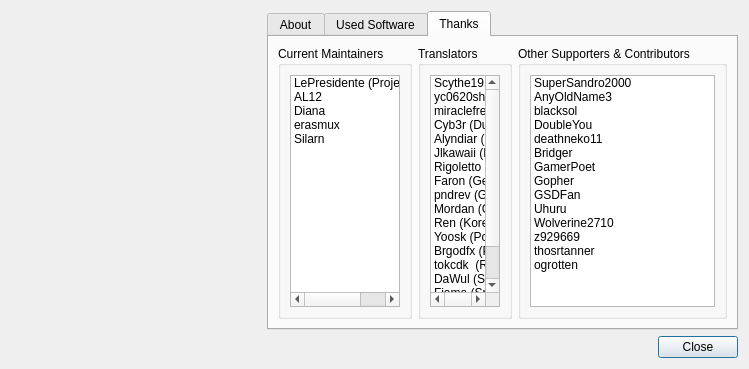
Holt59/mo2-merge, file modorganizer/src/aboutdialog.ui: the form before one commit.
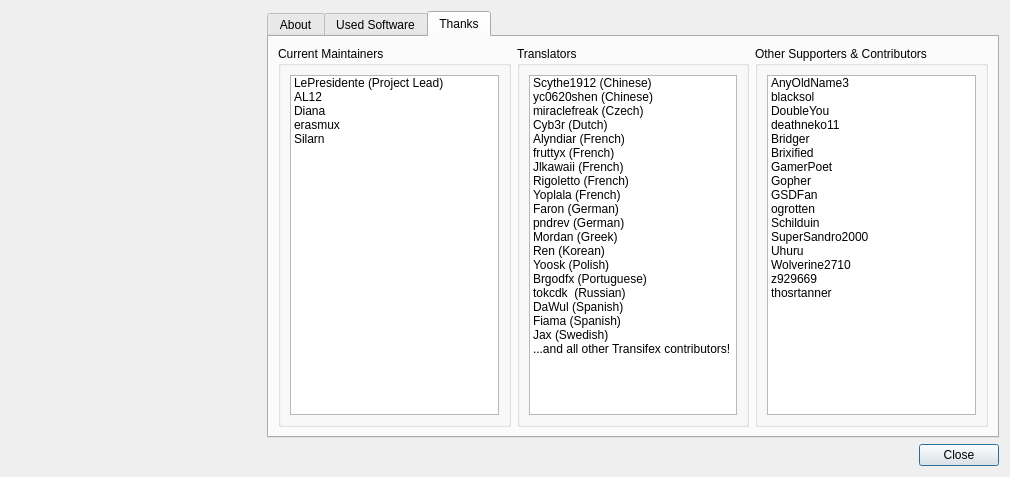
The form after the commit. The open tabs and pages were chosen to show the change. Icons and pictures are not drawn.

Commit message: [modorganizer] Update About dialog with new contributors (and don't translate names)

What changed in the file:
```diff
--- a/modorganizer/src/aboutdialog.ui
+++ b/modorganizer/src/aboutdialog.ui
@@ -6,8 +6,8 @@
    <rect>
     <x>0</x>
     <y>0</y>
-    <width>604</width>
-    <height>369</height>
+    <width>1010</width>
+    <height>477</height>
    </rect>
   </property>
   <property name="windowTitle">
@@ -231,6 +231,11 @@
                 <string notr="true">Alyndiar (French)</string>
                </property>
               </item>
+              <item>
+               <property name="text">
+                <string>fruttyx (French)</string>
+               </property>
+              </item>
               <item>
                <property name="text">
                 <string notr="true">Jlkawaii (French)</string>
@@ -241,6 +246,11 @@
                 <string notr="true">Rigoletto (French)</string>
                </property>
               </item>
+              <item>
+               <property name="text">
+                <string>Yoplala (French)</string>
+               </property>
+              </item>
               <item>
                <property name="text">
                 <string>Faron (German)</string>
@@ -320,12 +330,7 @@
               </property>
               <item>
                <property name="text">
-                <string>SuperSandro2000</string>
-               </property>
-              </item>
-              <item>
-               <property name="text">
-                <string>AnyOldName3</string>
+                <string notr="true">AnyOldName3</string>
                </property>
               </item>
               <item>
@@ -348,6 +353,11 @@
                 <string notr="true">Bridger</string>
                </property>
               </item>
+              <item>
+               <property name="text">
+                <string notr="true">Brixified</string>
+               </property>
+              </item>
               <item>
                <property name="text">
                 <string notr="true">GamerPoet</string>
@@ -363,6 +373,21 @@
                 <string notr="true">GSDFan</string>
                </property>
               </item>
+              <item>
+               <property name="text">
+                <string notr="true">ogrotten</string>
+               </property>
+              </item>
+              <item>
+               <property name="text">
+                <string notr="true">Schilduin</string>
+               </property>
+              </item>
+              <item>
+               <property name="text">
+                <string notr="true">SuperSandro2000</string>
+               </property>
+              </item>
               <item>
                <property name="text">
                 <string notr="true">Uhuru</string>
@@ -383,11 +408,6 @@
                 <string notr="true">thosrtanner</string>
                </property>
               </item>
-              <item>
-               <property name="text">
-                <string>ogrotten</string>
-               </property>
-              </item>
              </widget>
             </item>
            </layout>
```
